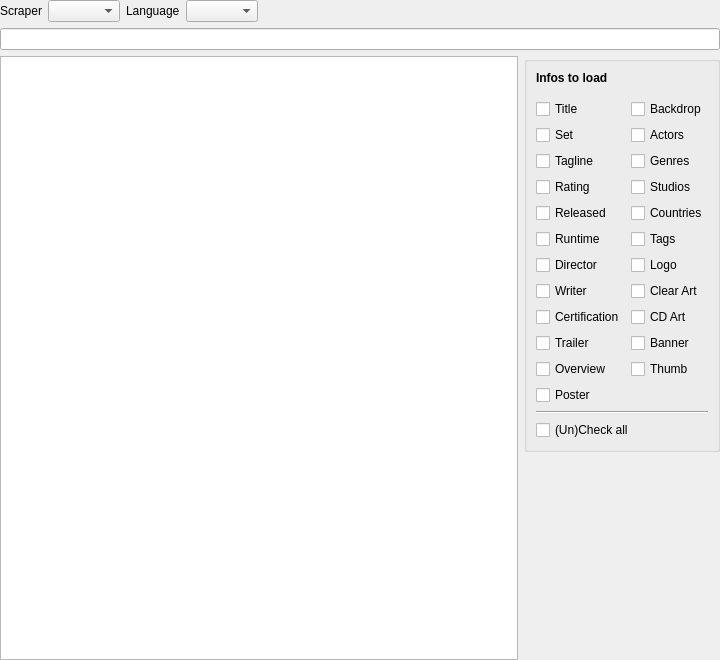
This is src/ui/movies/MovieSearchWidget.ui in Komet/MediaElch as Qt 5 draws it before an edit. The edited form follows.
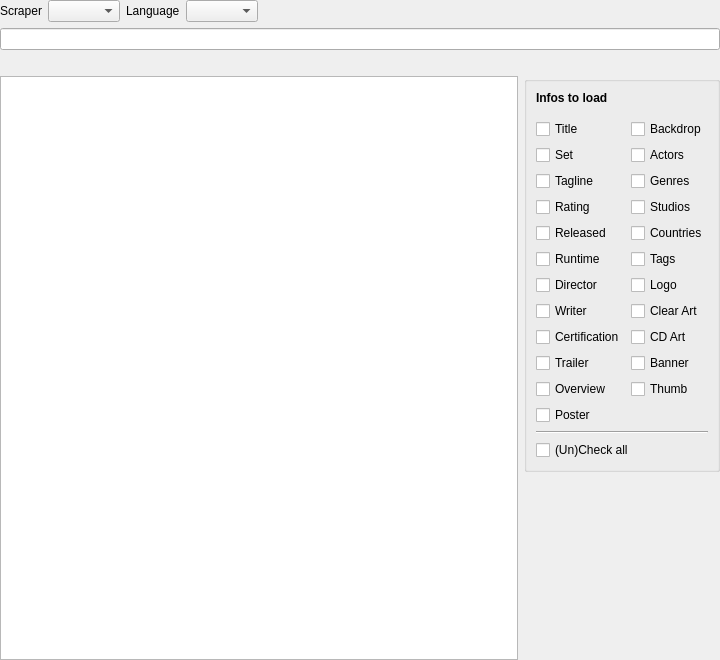
This is the edited form. Custom widgets are drawn as their Qt base class.

Commit message: [MovieSearchWidget] Add error label

Diff of the .ui file:
```diff
--- a/src/ui/movies/MovieSearchWidget.ui
+++ b/src/ui/movies/MovieSearchWidget.ui
@@ -68,6 +68,27 @@
      </property>
     </widget>
    </item>
+   <item>
+    <layout class="QHBoxLayout" name="horizontalLayout_4">
+     <item>
+      <widget class="QLabel" name="lblSuccessMessage">
+       <property name="text">
+        <string/>
+       </property>
+      </widget>
+     </item>
+     <item>
+      <widget class="QLabel" name="lblErrorMessage">
+       <property name="text">
+        <string notr="true"/>
+       </property>
+       <property name="textFormat">
+        <enum>Qt::PlainText</enum>
+       </property>
+      </widget>
+     </item>
+    </layout>
+   </item>
    <item>
     <layout class="QHBoxLayout" name="horizontalLayout_3" stretch="0,0">
      <item>
```
The commit also changes 3 other files.
